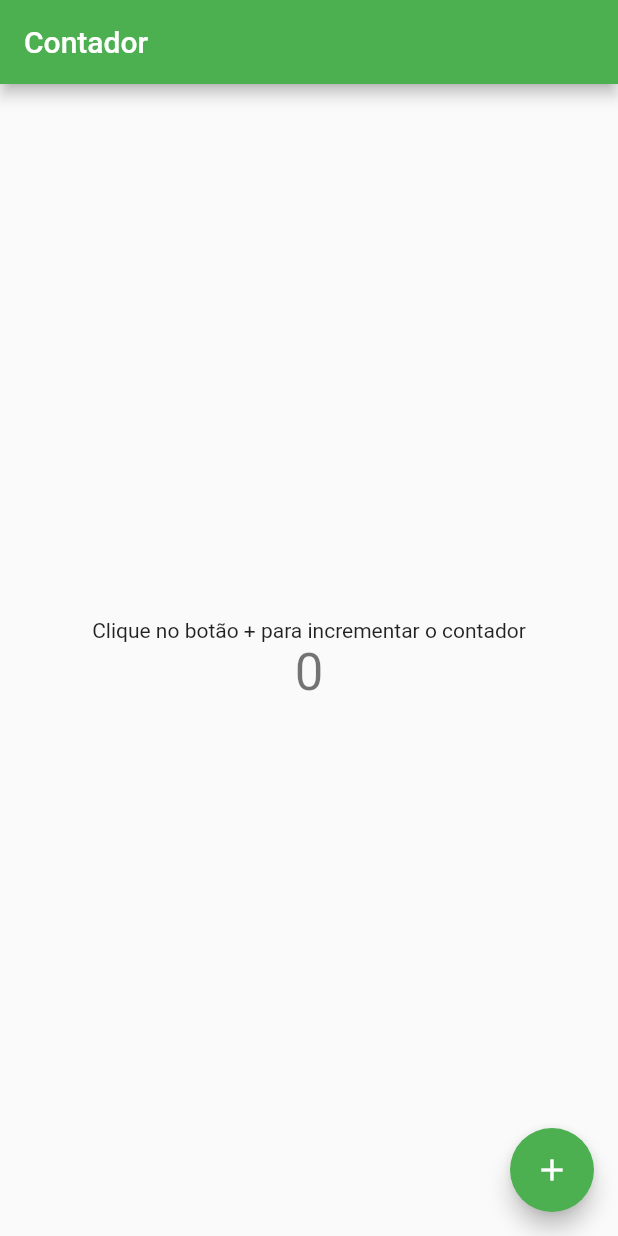
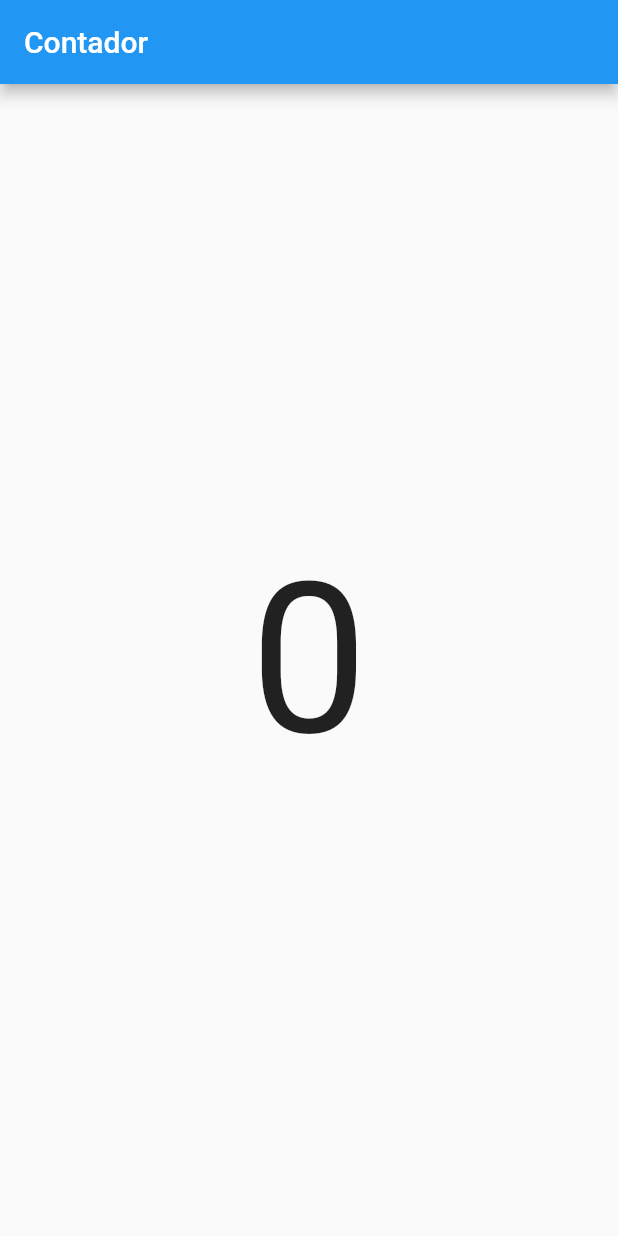
Before and after one commit to JonathanFrosto/Contador-Flutter, a Flutter app: the screen it shows after launch, on a phone screen of 412 x 824 dp. Run offline on Flutter 3.47's test engine with Material 2 defaults, Android fonts, the phone set to English and light mode, and no system bars.

Commit message:
Contador do zero

```diff
--- /dev/null
+++ b/lib/contador.dart
@@ -0,0 +1,36 @@
+import 'package:flutter/material.dart';
+
+class Contador extends StatefulWidget {
+  const Contador({Key? key}) : super(key: key);
+
+
+  @override
+  State<StatefulWidget> createState() => ContadorState();
+}
+
+class ContadorState extends State<Contador> {
+  int counter = 0;
+
+  @override
+  Widget build(BuildContext context) {
+    return MaterialApp(
+      home: Scaffold(
+        appBar: AppBar(title: const Text('Contador')),
+        body: GestureDetector(
+          child: Center(
+            child: Text(
+              '$counter',
+              textDirection: TextDirection.rtl,
+              style: const TextStyle(fontSize: 140),
+            ),
+          ),
+          onTap: () {
+            setState(() {
+              counter++;
+            });
+          },
+        )
+      ),
+    );
+  }
+}
--- a/lib/main.dart
+++ b/lib/main.dart
@@ -1,67 +1,7 @@
 import 'package:flutter/material.dart';
 
+import 'contador.dart';
+
 void main() {
-  runApp(const MyApp());
+  runApp(const Contador());
 }
-
-class MyApp extends StatelessWidget {
-  const MyApp({Key? key}) : super(key: key);
-
-  @override
-  Widget build(BuildContext context) {
-    return MaterialApp(
-      title: 'Flutter Demo',
-      theme: ThemeData(
-        primarySwatch: Colors.green,
-      ),
-      home: const MyHomePage(title: 'Contador'),
-    );
-  }
-}
-
-class MyHomePage extends StatefulWidget {
-  const MyHomePage({Key? key, required this.title}) : super(key: key);
-
-  final String title;
-
-  @override
-  State<MyHomePage> createState() => _MyHomePageState();
-}
-
-class _MyHomePageState extends State<MyHomePage> {
-  int _counter = 0;
-
-  void _incrementCounter() {
-    setState(() {
-      _counter++;
-    });
-  }
-
-  @override
-  Widget build(BuildContext context) {
-    return Scaffold(
-      appBar: AppBar(
-        title: Text(widget.title),
-      ),
-      body: Center(
-        child: Column(
-          mainAxisAlignment: MainAxisAlignment.center,
-          children: <Widget>[
-            const Text(
-              'Clique no botão + para incrementar o contador',
-            ),
-            Text(
-              '$_counter',
-              style: Theme.of(context).textTheme.headline4,
-            ),
-          ],
-        ),
-      ),
-      floatingActionButton: FloatingActionButton(
-        onPressed: _incrementCounter,
-        tooltip: 'Increment',
-        child: const Icon(Icons.add),
-      ),
-    );
-  }
-}
```
Also changed, not shown: 1 other file.
